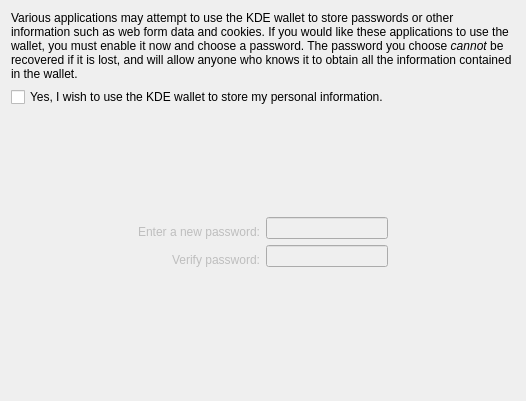
The window that src/runtime/ksecretd/kwalletwizardpagepassword.ui (KDE/kwallet) describes before a commit, drawn with Qt 5.
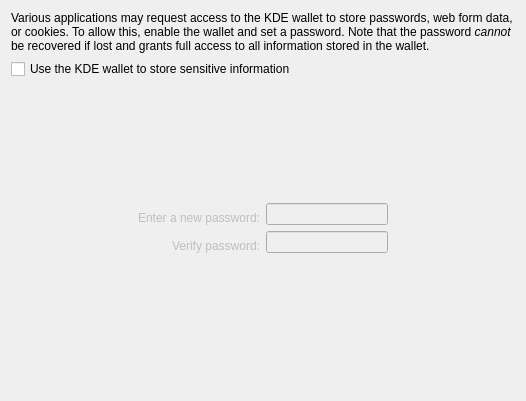
The same window after the commit.

Commit message:
Improve new wallet onboarding
If no suitable GPG keys are found, provide clear instructions for creating one or use Blowfish encryption instead. Add a reload button to the list of GPG keys for after one is created.

```diff
--- a/src/runtime/ksecretd/kwalletwizardpagepassword.ui
+++ b/src/runtime/ksecretd/kwalletwizardpagepassword.ui
@@ -13,7 +13,7 @@
    <item row="0" column="0" colspan="4" >
     <widget class="QLabel" name="textLabel3" >
      <property name="text" >
-      <string>Various applications may attempt to use the KDE wallet to store passwords or other information such as web form data and cookies.  If you would like these applications to use the wallet, you must enable it now and choose a password.  The password you choose &lt;i>cannot&lt;/i> be recovered if it is lost, and will allow anyone who knows it to obtain all the information contained in the wallet.</string>
+      <string>Various applications may request access to the KDE wallet to store passwords, web form data, or cookies. To allow this, enable the wallet and set a password. Note that the password &lt;i>cannot&lt;/i> be recovered if lost and grants full access to all information stored in the wallet.</string>
      </property>
      <property name="textFormat" >
       <enum>Qt::RichText</enum>
@@ -26,7 +26,7 @@
    <item row="1" column="0" colspan="4" >
     <widget class="QCheckBox" name="_useWallet" >
      <property name="text" >
-      <string>Yes, I wish to use the KDE wallet to store my personal information.</string>
+      <string>Use the KDE wallet to store sensitive information</string>
      </property>
     </widget>
    </item>
```
The commit also changes 10 other files.
